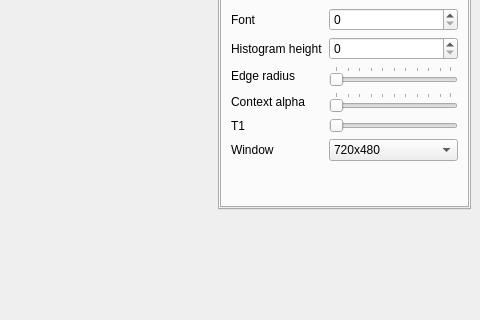
Before: the Qt Designer form MainWindow.ui in danlipsa/foamvis, drawn with Qt 5; both pictures show x 548 to 1028 and y 135 to 455 of the 1028 by 612 pixel window.
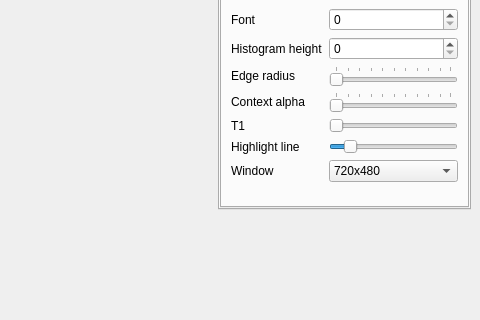
After: the same form once the commit is applied. The open tabs and pages were chosen to show the change. Custom widgets are drawn as their Qt base class.

Patch:
```diff
--- a/MainWindow.ui
+++ b/MainWindow.ui
@@ -966,14 +966,14 @@
                  </property>
                 </widget>
                </item>
-               <item row="5" column="0">
+               <item row="6" column="0">
                 <widget class="QLabel" name="label_24">
                  <property name="text">
                   <string>Window</string>
                  </property>
                 </widget>
                </item>
-               <item row="5" column="1">
+               <item row="6" column="1">
                 <widget class="QComboBox" name="comboBoxWindowSize">
                  <item>
                   <property name="text">
@@ -987,6 +987,29 @@
                  </item>
                 </widget>
                </item>
+               <item row="5" column="1">
+                <widget class="QSlider" name="horizontalSlider">
+                 <property name="minimum">
+                  <number>1</number>
+                 </property>
+                 <property name="maximum">
+                  <number>9</number>
+                 </property>
+                 <property name="value">
+                  <number>2</number>
+                 </property>
+                 <property name="orientation">
+                  <enum>Qt::Horizontal</enum>
+                 </property>
+                </widget>
+               </item>
+               <item row="5" column="0">
+                <widget class="QLabel" name="label_25">
+                 <property name="text">
+                  <string>Highlight line</string>
+                 </property>
+                </widget>
+               </item>
               </layout>
              </widget>
             </widget>
```
Left out of the diff: 171 changed lines with no effect on the pictures.
